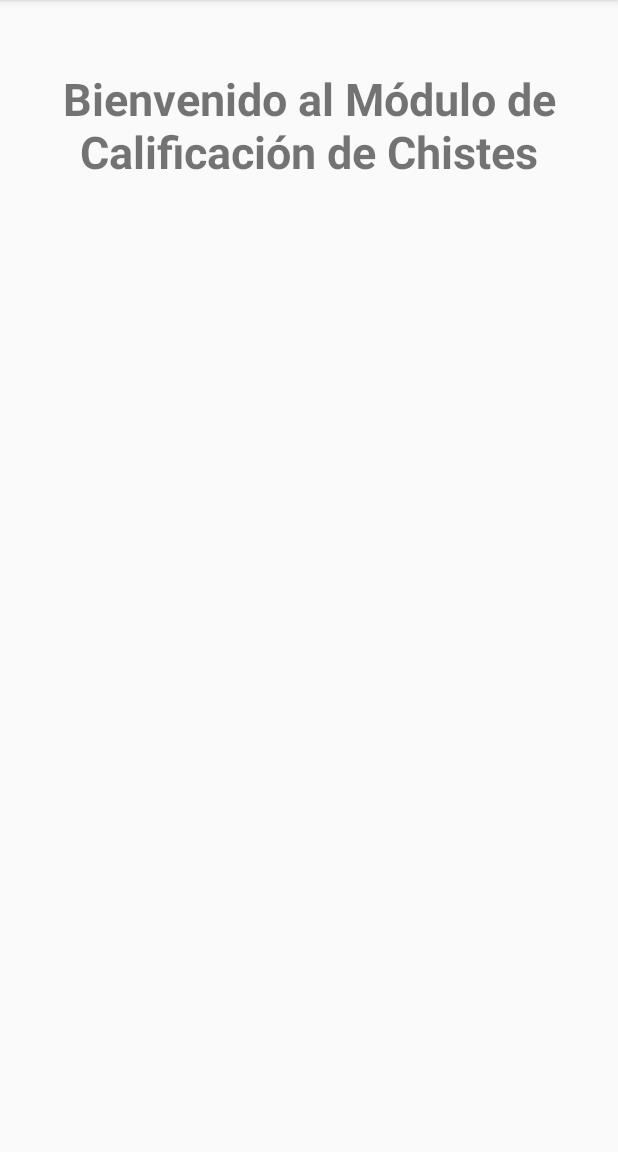
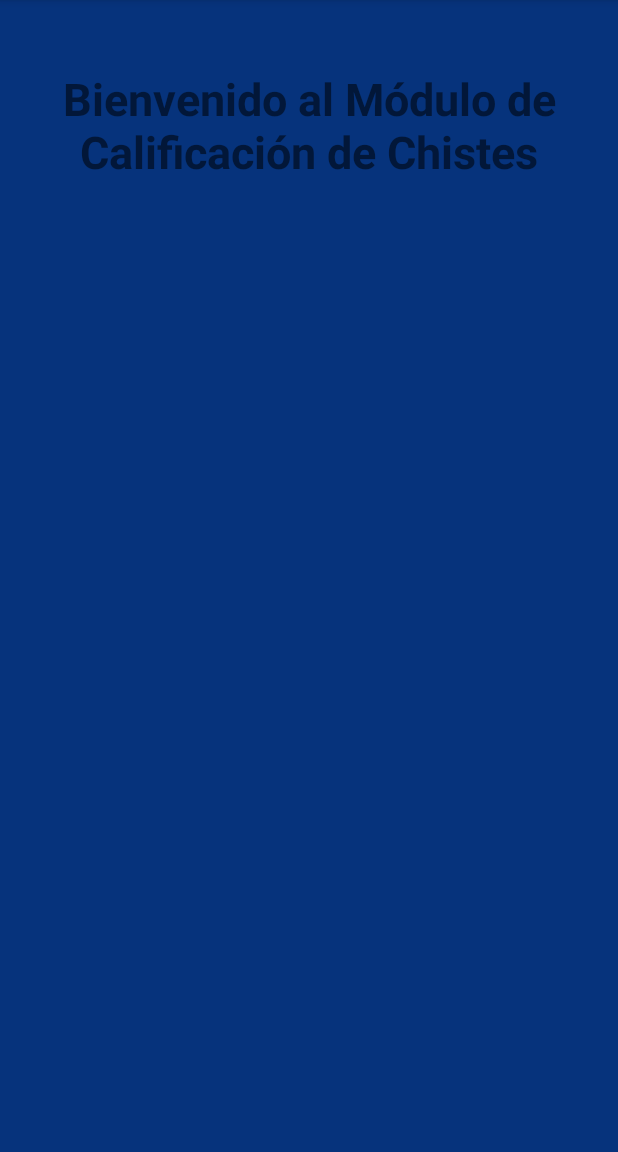
Before and after one commit to josecarvajal222/SistemadeChistes, an Android app: the CalificarChisteActivity screen opened directly, with no data from a screen before it, on a phone screen of 412 x 824 dp, the part 84-1236 px from its top. Run offline under Robolectric (Android 15) with nearby library versions, the phone set to English and light mode, and no system bars.

Commit message:
Background Color Blue :)

```diff
--- a/app/src/main/res/layout/activity_calificar_chiste.xml
+++ b/app/src/main/res/layout/activity_calificar_chiste.xml
@@ -3,6 +3,7 @@
     android:layout_width="match_parent"
     android:layout_height="match_parent"
     xmlns:tools="http://schemas.android.com/tools"
+    android:background="@color/backgroundColor"
     android:orientation="vertical"
     tools:context=".CalificarChisteActivity">
 
--- a/app/src/main/res/layout/activity_chistes_recomendados.xml
+++ b/app/src/main/res/layout/activity_chistes_recomendados.xml
@@ -3,6 +3,7 @@
     android:layout_width="match_parent"
     android:layout_height="match_parent"
     xmlns:tools="http://schemas.android.com/tools"
+    android:background="@color/backgroundColor"
     android:orientation="vertical"
     tools:context=".CalificarChisteActivity">
 
--- a/app/src/main/res/layout/activity_ingresar_chistes.xml
+++ b/app/src/main/res/layout/activity_ingresar_chistes.xml
@@ -3,6 +3,7 @@
     android:layout_width="match_parent"
     android:layout_height="match_parent"
     xmlns:tools="http://schemas.android.com/tools"
+    android:background="@color/backgroundColor"
     android:orientation="vertical"
     tools:context=".IngresarChisteActivity">
 
--- a/app/src/main/res/layout/activity_main.xml
+++ b/app/src/main/res/layout/activity_main.xml
@@ -3,6 +3,7 @@
     android:layout_width="match_parent"
     android:layout_height="match_parent"
     xmlns:tools="http://schemas.android.com/tools"
+    android:background="@color/backgroundColor"
     android:orientation="vertical"
     tools:context=".MainActivity">
 
--- a/app/src/main/res/values/colors.xml
+++ b/app/src/main/res/values/colors.xml
@@ -3,4 +3,5 @@
     <color name="colorPrimary">#008577</color>
     <color name="colorPrimaryDark">#00574B</color>
     <color name="colorAccent">#D81B60</color>
+    <color name="backgroundColor">#06337c</color>
 </resources>
```
